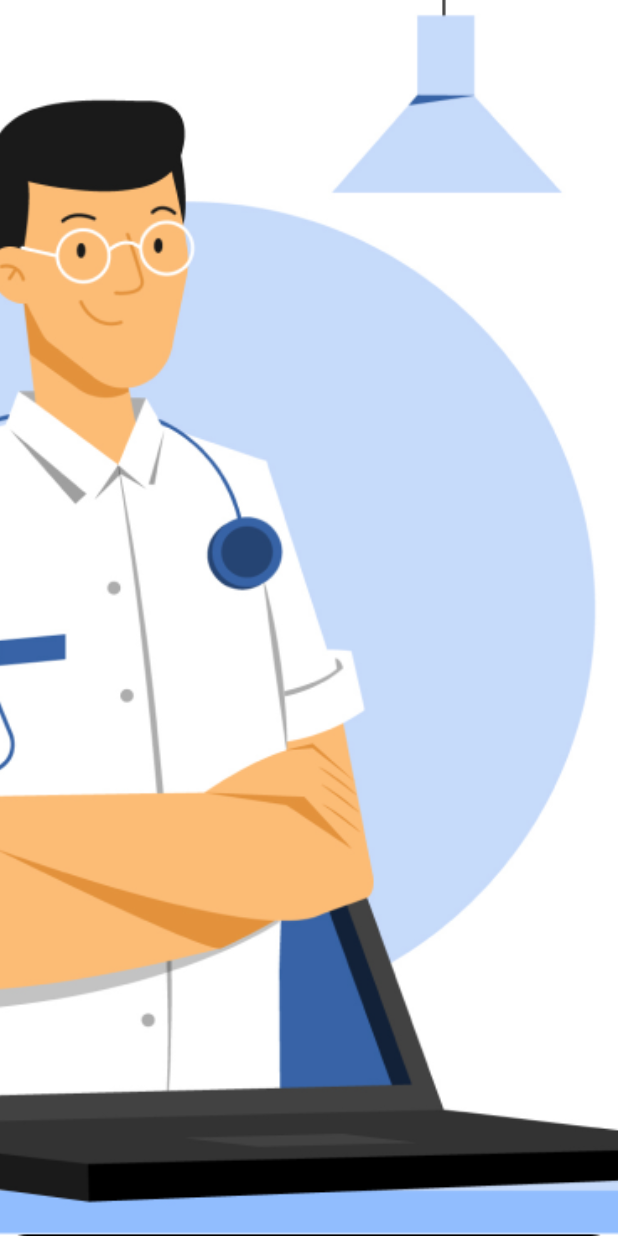
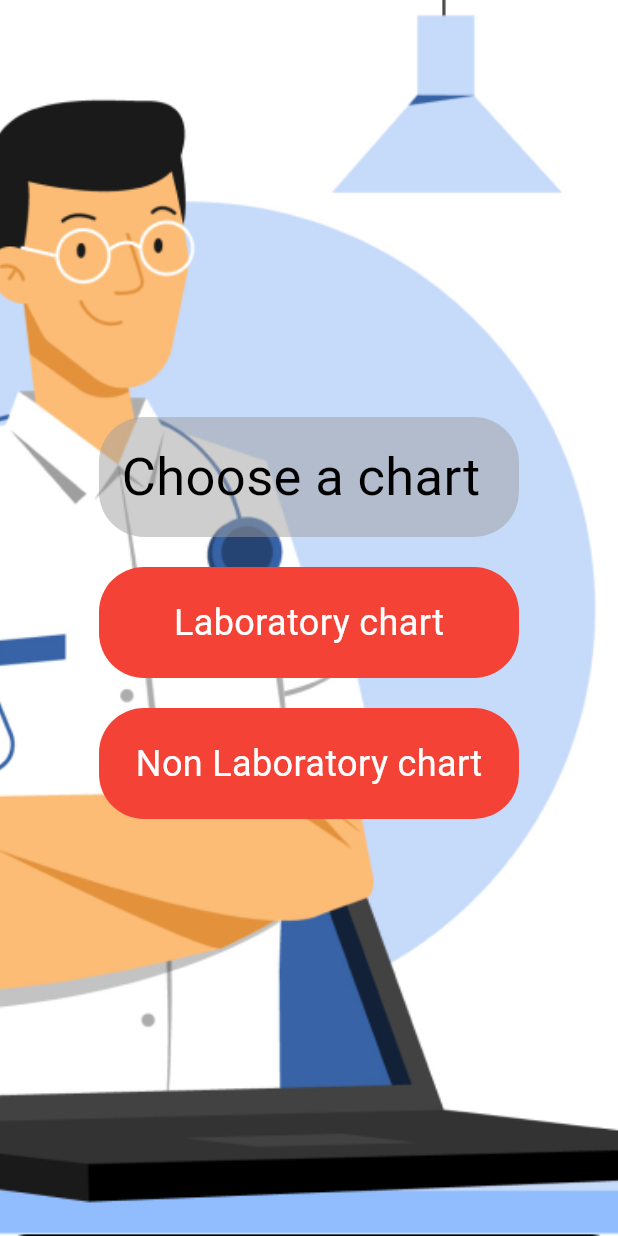
Before and after one commit to tasheera/CVD_Risk_Analyser, a Flutter app: the screen it shows after launch, on a phone screen of 412 x 824 dp. Run offline on Flutter 3.47's test engine with Material 3 defaults, Android fonts, the phone set to English and light mode, and no system bars.

Commit message:
create chart chosen button

```diff
--- a/lib/main.dart
+++ b/lib/main.dart
@@ -27,8 +27,62 @@ class ChartChoose extends StatelessWidget {
         fit: StackFit.expand,
         children: [
           Image.asset("assets/chartChoose.png",fit: BoxFit.cover,),// Background Image
+
+
+          Center(
+          child: Column(
+            mainAxisAlignment: MainAxisAlignment.center,
+            crossAxisAlignment: CrossAxisAlignment.center,
+            children: [
+
+              Container(
+                width: 280,
+                padding: const EdgeInsets.all(15),
+                decoration: BoxDecoration(borderRadius: BorderRadius.circular(30),color: Colors.grey.withOpacity(0.5)),
+                    child: const Text("Choose a chart",style: TextStyle(color: Colors.black,fontSize: 35),),
+                    ),
+
+              const SizedBox(// give extra space between widget
+                height: 20,
+              ),
+
+              GestureDetector(
+                onTap: (){},
+                child: const ChartChooseButton(name: "Laboratory chart")// create object from class ChartChooseButton for choose chart
+                ),
+
+              const SizedBox( // give extra space between widget
+                height: 20,
+              ),
+
+              GestureDetector(
+                onTap: (){},
+                child: const ChartChooseButton(name: "Non Laboratory chart")// create object from class ChartChooseButton for choose chart
+                ),
+
+            ],
+          ),
+        ),
         ],
-      ),
+
+      )
+
     );
   }
 }
+
+
+// class for chart choosen button
+class ChartChooseButton extends StatelessWidget {
+  final String name;
+  const ChartChooseButton({super.key, required this.name});
+  @override
+  Widget build(BuildContext context) {
+    return Container(
+      width: 280,
+      padding: const EdgeInsets.all(20), // padding for all angles
+      decoration: BoxDecoration(borderRadius: BorderRadius.circular(30),color: Colors.red),
+      child: Center(child: Text(name,style: const TextStyle(color: Colors.white,fontSize: 24),)),
+    );
+  }
+}
```
